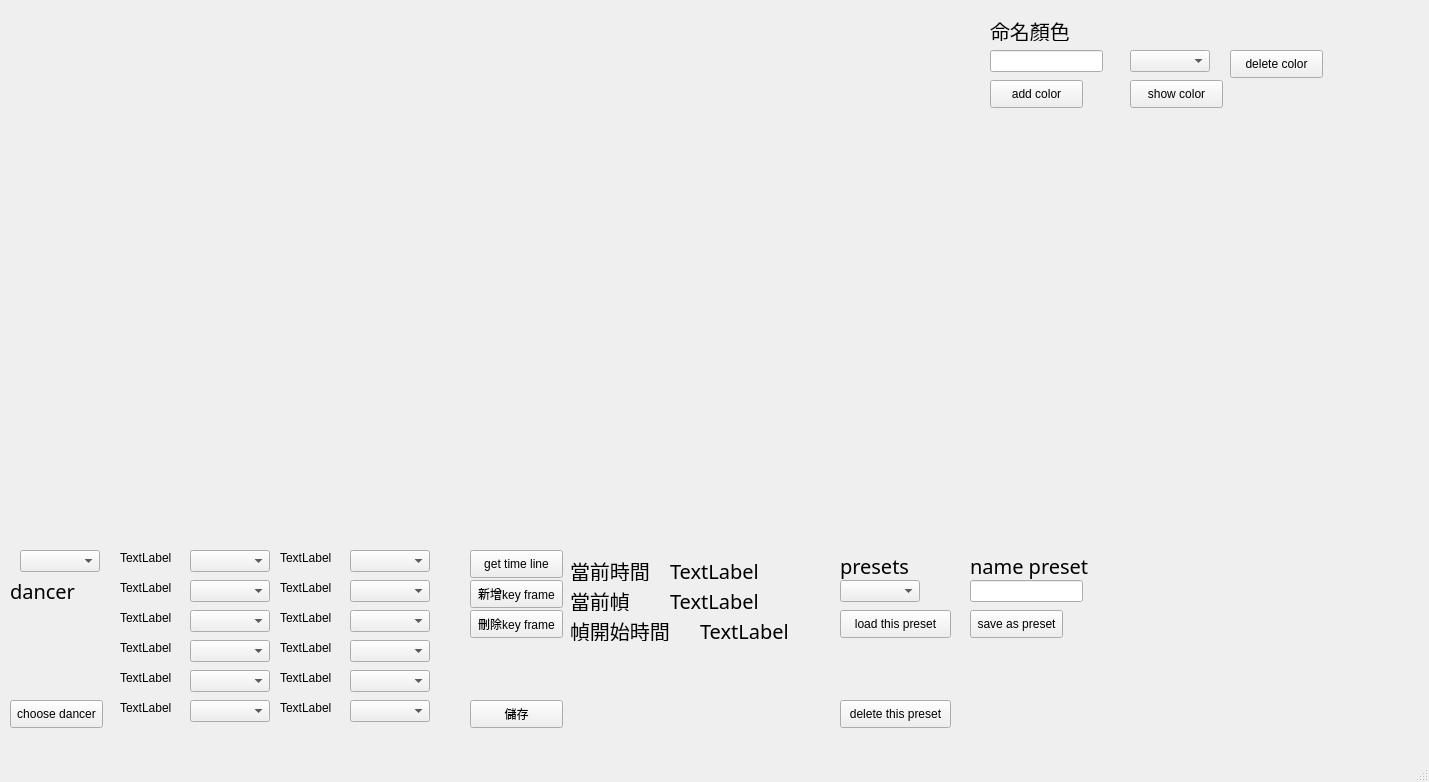
Qt form newtype/UI.ui (ck7-32/WEGO_lightdance) before a commit.
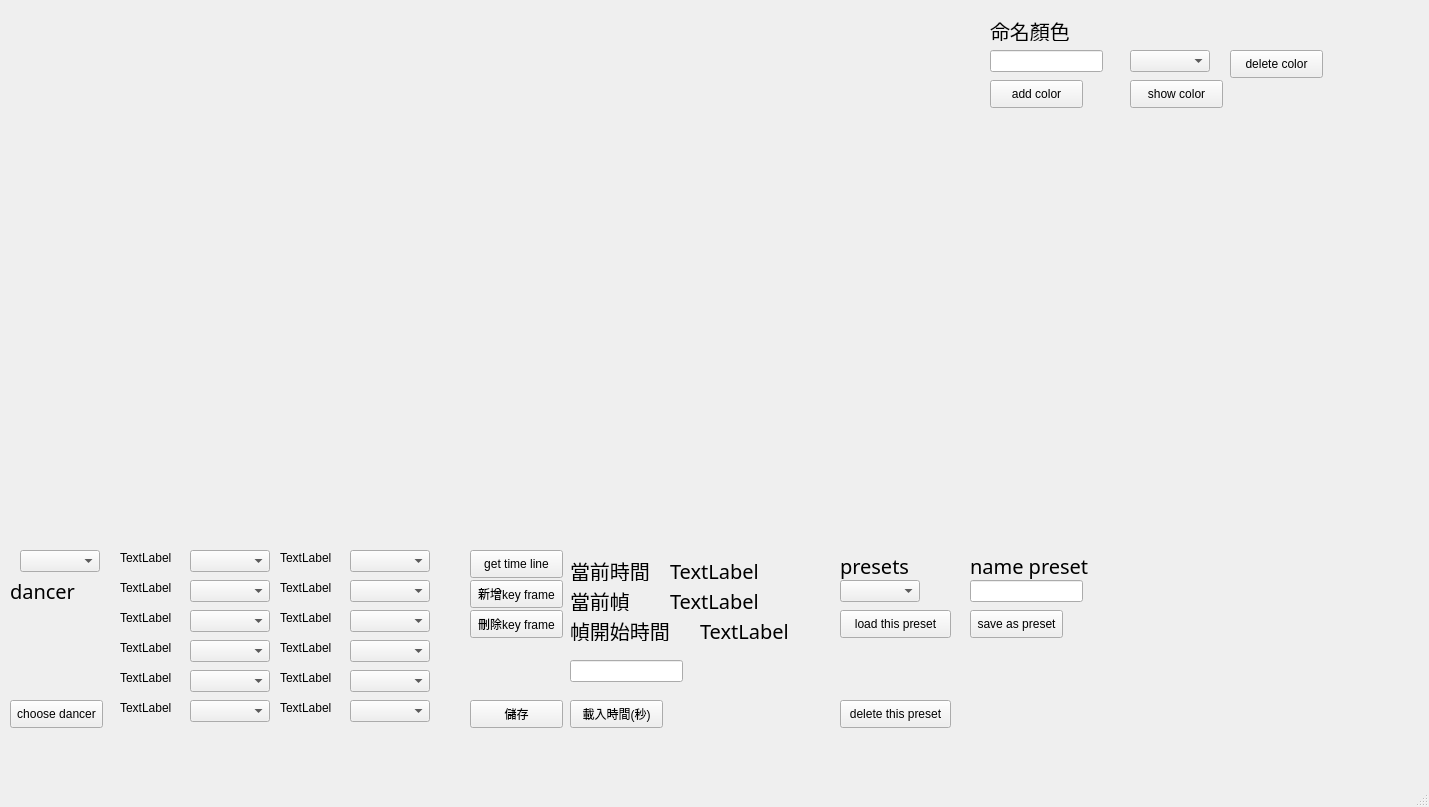
The same form after that commit.

```diff
--- a/newtype/UI.ui
+++ b/newtype/UI.ui
@@ -7,7 +7,7 @@
     <x>0</x>
     <y>0</y>
     <width>1429</width>
-    <height>782</height>
+    <height>807</height>
    </rect>
   </property>
   <property name="windowTitle">
@@ -693,6 +693,29 @@
      <string>load this preset</string>
     </property>
    </widget>
+   <widget class="QLineEdit" name="settime">
+    <property name="geometry">
+     <rect>
+      <x>570</x>
+      <y>660</y>
+      <width>113</width>
+      <height>22</height>
+     </rect>
+    </property>
+   </widget>
+   <widget class="QPushButton" name="settimebtn">
+    <property name="geometry">
+     <rect>
+      <x>570</x>
+      <y>700</y>
+      <width>93</width>
+      <height>28</height>
+     </rect>
+    </property>
+    <property name="text">
+     <string>載入時間(秒)</string>
+    </property>
+   </widget>
   </widget>
   <widget class="QMenuBar" name="menubar">
    <property name="geometry">
```
